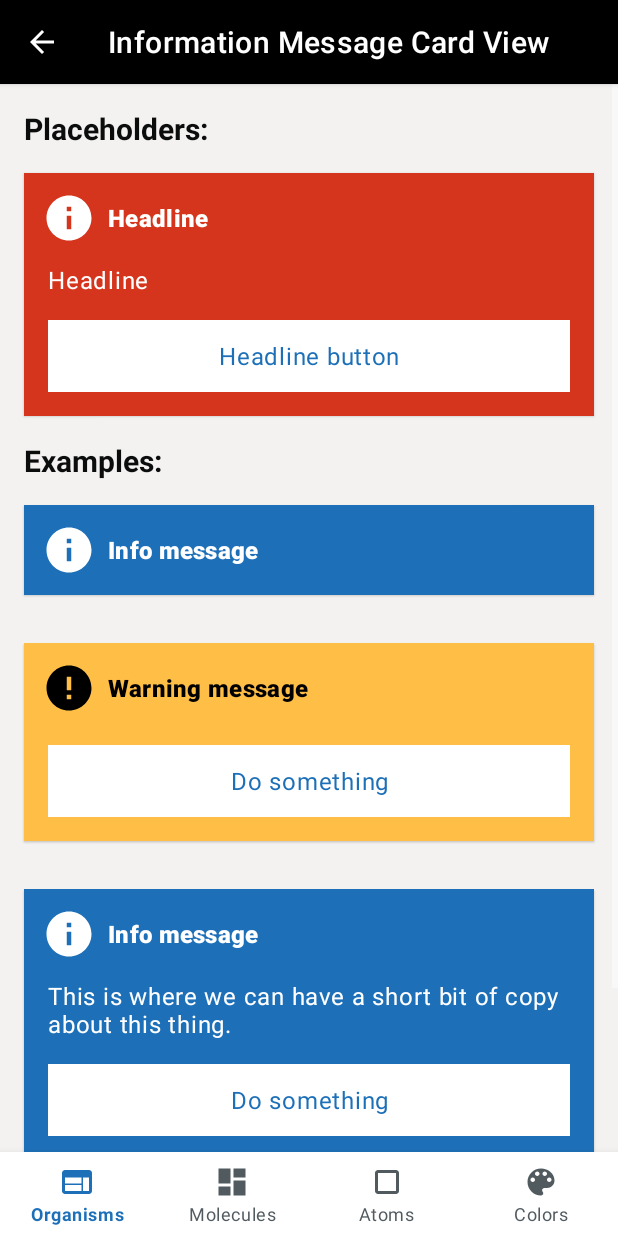
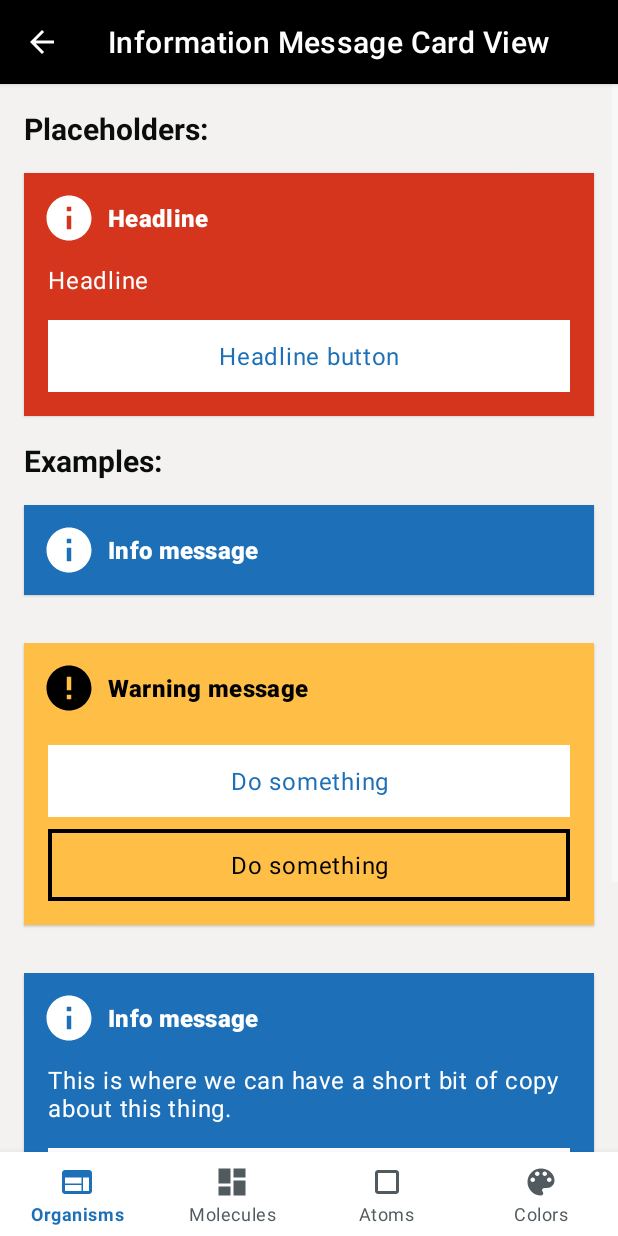
Before and after one commit to hmrc/android-components, an Android app: the fragment InformationMessageCardFragment placed in its activity, on a phone screen of 412 x 824 dp. Run offline under Robolectric (Android 15) with nearby library versions, the phone set to English and light mode, and no system bars.

Commit message:
HMA-5565: Update InformationMessageCardView to show outline style button

```diff
--- a/components/src/main/java/uk/gov/hmrc/components/organism/information/InformationMessageCardView.kt
+++ b/components/src/main/java/uk/gov/hmrc/components/organism/information/InformationMessageCardView.kt
@@ -92,7 +92,7 @@ class InformationMessageCardView @JvmOverloads constructor(
         }
     }
 
-    fun setHeadlineButtons(buttons: List<SecondaryButton>) {
+    fun setHeadlineButtons(buttons: List<InformationMessageButton>) {
         binding.headlineButtonsContainer.removeAllViews()
 
         val spacing8 = context.resources.getDimensionPixelSize(R.dimen.hmrc_spacing_8)
@@ -100,13 +100,28 @@ class InformationMessageCardView @JvmOverloads constructor(
 
         binding.headlineButtonsContainer.visibility = if (buttons.isNotEmpty()) View.VISIBLE else View.GONE
         buttons.forEach {
-            it.minHeight = 0
-            it.setMargins(spacing16, spacing8, spacing16, 0)
-            it.backgroundTintList = ContextCompat.getColorStateList(context, R.color.hmrc_white)
-            it.gravity = Gravity.CENTER
-            binding.headlineButtonsContainer.addView(it)
+            it.button.apply {
+                minHeight = 0
+                setMargins(spacing16, spacing8, spacing16, 0)
+                gravity = Gravity.CENTER
+            }
+            if (it.isOutlineButton) {
+                it.button.apply {
+                    strokeWidth = OUTLINE_STROKE_WIDTH
+                    strokeColor = ContextCompat.getColorStateList(context, type!!.headlineTint)
+                    setTextColor(ContextCompat.getColorStateList(context, type!!.headlineTint))
+                }
+            } else {
+                it.button.backgroundTintList = ContextCompat.getColorStateList(context, R.color.hmrc_white)
+            }
+            binding.headlineButtonsContainer.addView(it.button)
         }
     }
+
+    data class InformationMessageButton(
+        val button: SecondaryButton,
+        val isOutlineButton: Boolean = false
+    )
 
     enum class Type(val headlineBackgroundColor: Int, val headlineTint: Int) {
         WARNING(R.color.hmrc_information_message_warning_headline_background, R.color.hmrc_always_black),
@@ -114,4 +129,8 @@ class InformationMessageCardView @JvmOverloads constructor(
         URGENT(R.color.hmrc_information_message_urgent_headline_background, R.color.hmrc_white),
         NOTICE(R.color.hmrc_information_message_notice_headline_background, R.color.hmrc_white)
     }
+
+    companion object {
+        private const val OUTLINE_STROKE_WIDTH = 4
+    }
 }
--- a/sample/src/main/java/uk/gov/hmrc/components/sample/organisms/InformationMessageCardFragment.kt
+++ b/sample/src/main/java/uk/gov/hmrc/components/sample/organisms/InformationMessageCardFragment.kt
@@ -20,6 +20,7 @@ import android.view.LayoutInflater
 import android.view.View
 import android.view.ViewGroup
 import uk.gov.hmrc.components.atom.button.SecondaryButton
+import uk.gov.hmrc.components.organism.information.InformationMessageCardView.InformationMessageButton
 import uk.gov.hmrc.components.sample.R
 import uk.gov.hmrc.components.sample.autoCleared
 import uk.gov.hmrc.components.sample.base.BaseComponentsFragment
@@ -40,25 +41,47 @@ class InformationMessageCardFragment : BaseComponentsFragment() {
     override fun onViewCreated(view: View, savedInstanceState: Bundle?) {
         super.onViewCreated(view, savedInstanceState)
 
-        binding.infoMessagePlaceholder.setHeadlineButtons(
+        binding.infoMessagePlaceholder.apply {
+            setHeadlineButtons(
                 listOf(
+                    InformationMessageButton(
                         SecondaryButton(requireContext()).apply { setText(R.string.info_message_placeholder_headline_button) }
                     )
                 )
+            )
+        }
 
         binding.infoMessageExample1
             .setHeadlineContentDescription(getString(R.string.info_message_example_1_headline_content_description))
 
-        binding.infoMessageExample2.setHeadlineButtons(
+        binding.infoMessageExample2.apply {
+            setHeadlineButtons(
                 listOf(
-                SecondaryButton(requireContext()).apply { setText(R.string.info_message_example_2_button) }
+                    InformationMessageButton(
+                        SecondaryButton(requireContext()).apply { setText(R.string.info_message_example_2_button) },
+                        false
+                    ),
+                    InformationMessageButton(
+                        SecondaryButton(requireContext()).apply { setText(R.string.info_message_example_2_button) },
+                        true
                     )
                 )
+            )
+        }
 
-        binding.infoMessageExample3.setHeadlineButtons(
+        binding.infoMessageExample3.apply {
+            setHeadlineButtons(
                 listOf(
-                SecondaryButton(requireContext()).apply { setText(R.string.info_message_example_3_button) }
+                    InformationMessageButton(
+                        SecondaryButton(requireContext()).apply { setText(R.string.info_message_example_3_button) },
+                        false
+                    ),
+                    InformationMessageButton(
+                        SecondaryButton(requireContext()).apply { setText(R.string.info_message_example_3_button) },
+                        true
+                    )
                 )
             )
         }
     }
+}
```
Also changed, not shown: 1 other file. Lines whose indentation alone changed are shown as unchanged.
